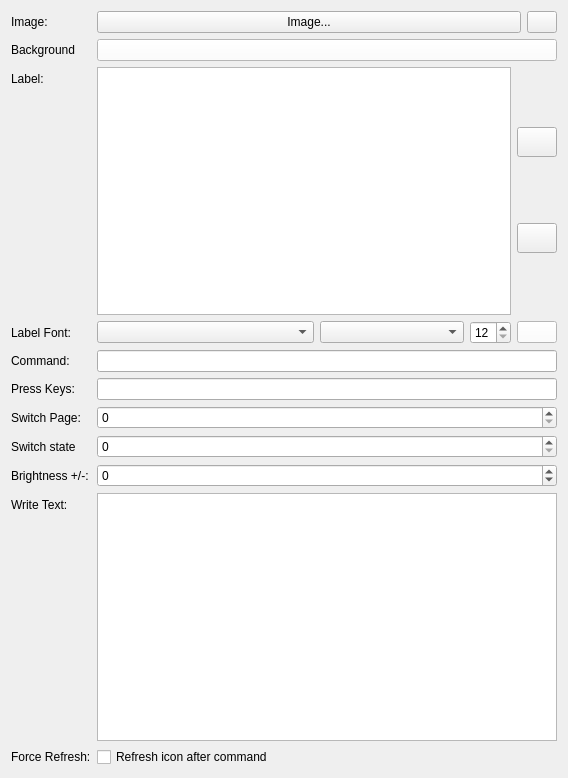
Above: streamdeck_ui/button.ui from streamdeck-linux-gui/streamdeck-linux-gui before the change. Below: the same form after it.
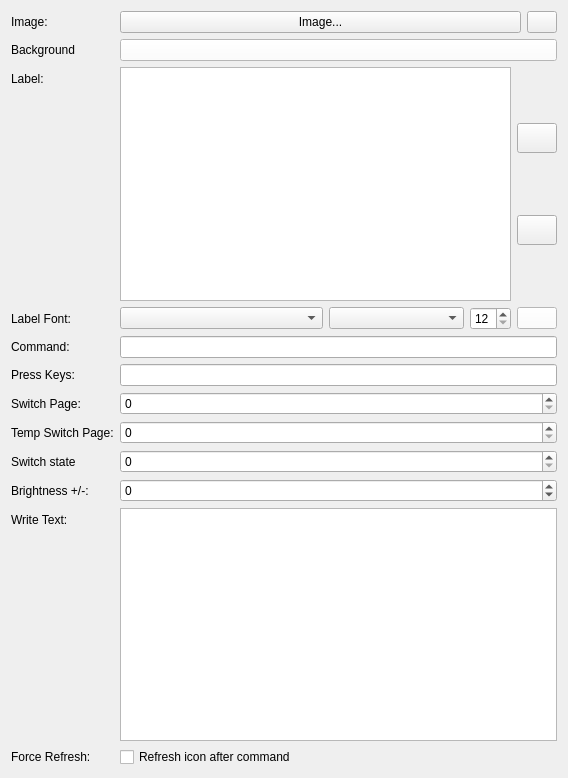
That is the form after the change. Icons and pictures are not drawn.

Commit message: feat: add temporary page switch feature that returns to previous page on button release

Patch:
```diff
--- a/streamdeck_ui/button.ui
+++ b/streamdeck_ui/button.ui
@@ -1151,51 +1151,71 @@
     </widget>
    </item>
    <item row="9" column="0">
+    <widget class="QLabel" name="label_temp_switch_page">
+     <property name="text">
+      <string>Temp Switch Page:</string>
+     </property>
+    </widget>
+   </item>
+   <item row="9" column="1">
+    <widget class="QSpinBox" name="temp_switch_page">
+     <property name="minimum">
+      <number>0</number>
+     </property>
+     <property name="maximum">
+      <number>999999999</number>
+     </property>
+     <property name="value">
+      <number>0</number>
+     </property>
+    </widget>
+   </item>
+   <item row="10" column="0">
     <widget class="QLabel" name="label_10">
      <property name="text">
       <string>Switch state</string>
      </property>
     </widget>
    </item>
-   <item row="9" column="1">
+   <item row="10" column="1">
     <widget class="QSpinBox" name="switch_state">
      <property name="maximum">
       <number>999999999</number>
      </property>
     </widget>
    </item>
-   <item row="10" column="0">
+   <item row="11" column="0">
     <widget class="QLabel" name="label_7">
      <property name="text">
       <string>Brightness +/-:</string>
      </property>
     </widget>
    </item>
-   <item row="10" column="1">
+   <item row="11" column="1">
     <widget class="QSpinBox" name="change_brightness">
      <property name="minimum">
       <number>-99</number>
      </property>
     </widget>
    </item>
-   <item row="11" column="0">
+   <item row="12" column="0">
     <widget class="QLabel" name="label_6">
      <property name="text">
       <string>Write Text:</string>
      </property>
     </widget>
    </item>
-   <item row="11" column="1">
+   <item row="12" column="1">
     <widget class="QPlainTextEdit" name="write"/>
    </item>
-   <item row="12" column="0">
+   <item row="13" column="0">
     <widget class="QLabel" name="label_force_refresh">
      <property name="text">
       <string>Force Refresh:</string>
      </property>
     </widget>
    </item>
-   <item row="12" column="1">
+   <item row="13" column="1">
     <widget class="QCheckBox" name="force_refresh">
      <property name="toolTip">
       <string>Force icon refresh after command execution</string>
```
The commit also changes 4 other files.
